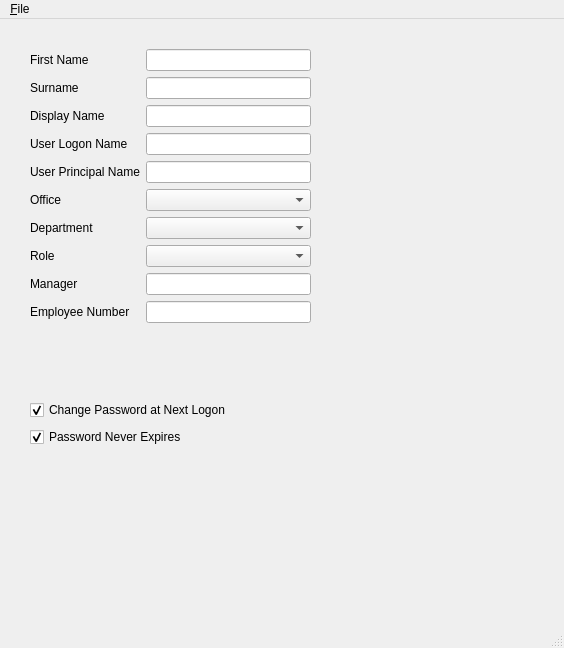
The window that userInterface/userCreationMainWindow.ui (kingchappers/adUserProvisioner) describes before a commit, drawn with Qt 5.
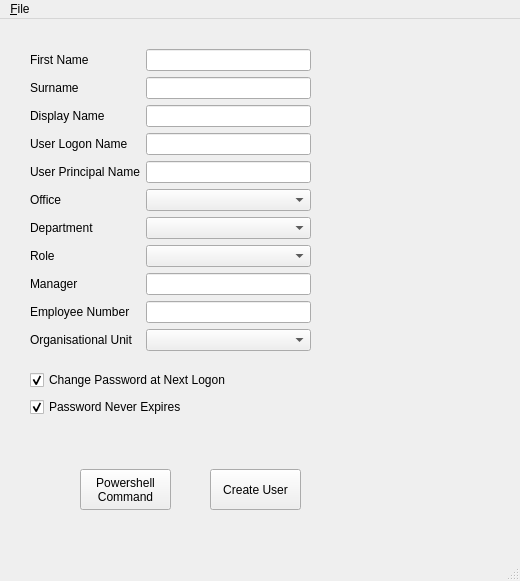
The same window after the commit.

Commit message: initial ui design complete

The edit to the form file:
```diff
--- a/userInterface/userCreationMainWindow.ui
+++ b/userInterface/userCreationMainWindow.ui
@@ -6,8 +6,8 @@
    <rect>
     <x>0</x>
     <y>0</y>
-    <width>564</width>
-    <height>648</height>
+    <width>520</width>
+    <height>581</height>
    </rect>
   </property>
   <property name="windowTitle">
@@ -23,7 +23,7 @@
       <x>30</x>
       <y>30</y>
       <width>281</width>
-      <height>301</height>
+      <height>315</height>
      </rect>
     </property>
     <layout class="QFormLayout" name="formLayout">
@@ -137,13 +137,23 @@
      <item row="9" column="1">
       <widget class="QLineEdit" name="lineEdit_7"/>
      </item>
+     <item row="10" column="1">
+      <widget class="QComboBox" name="comboBox_4"/>
+     </item>
+     <item row="10" column="0">
+      <widget class="QLabel" name="label_11">
+       <property name="text">
+        <string>Organisational Unit</string>
+       </property>
+      </widget>
+     </item>
     </layout>
    </widget>
    <widget class="QWidget" name="verticalLayoutWidget">
     <property name="geometry">
      <rect>
       <x>30</x>
-      <y>380</y>
+      <y>350</y>
       <width>281</width>
       <height>51</height>
      </rect>
@@ -174,13 +184,46 @@
      </item>
     </layout>
    </widget>
+   <widget class="QToolButton" name="toolButton">
+    <property name="geometry">
+     <rect>
+      <x>80</x>
+      <y>450</y>
+      <width>91</width>
+      <height>41</height>
+     </rect>
+    </property>
+    <property name="text">
+     <string>Powershell
+Command</string>
+    </property>
+    <property name="autoRaise">
+     <bool>false</bool>
+    </property>
+   </widget>
+   <widget class="QToolButton" name="toolButton_2">
+    <property name="geometry">
+     <rect>
+      <x>210</x>
+      <y>450</y>
+      <width>91</width>
+      <height>41</height>
+     </rect>
+    </property>
+    <property name="text">
+     <string>Create User</string>
+    </property>
+    <property name="autoRaise">
+     <bool>false</bool>
+    </property>
+   </widget>
   </widget>
   <widget class="QMenuBar" name="menubar">
    <property name="geometry">
     <rect>
      <x>0</x>
      <y>0</y>
-     <width>564</width>
+     <width>520</width>
      <height>20</height>
     </rect>
    </property>
```
